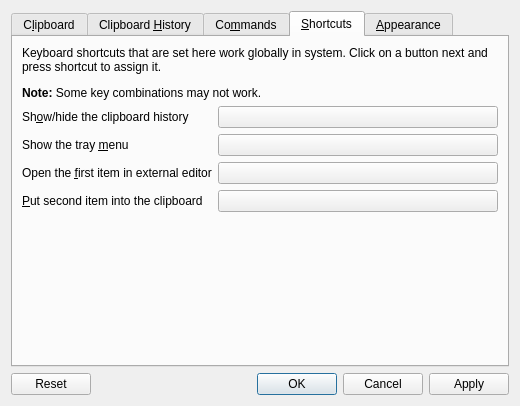
Old version of the form src/ui/configurationmanager.ui in the repository hluk/CopyQ.
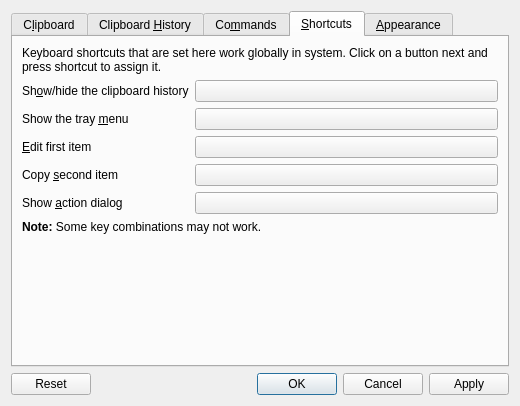
New version of the form. The open tabs and pages were chosen to show the change. Icons and pictures are not drawn. Custom widgets are drawn as their Qt base class.

Commit message: Action dialog: Added global shortcut and steal focus

Patch:
```diff
--- a/src/ui/configurationmanager.ui
+++ b/src/ui/configurationmanager.ui
@@ -482,13 +482,26 @@
          <item row="0" column="0">
           <widget class="QLabel" name="label_18">
            <property name="text">
-            <string>&lt;html&gt;&lt;head/&gt;&lt;body&gt;&lt;p&gt;Keyboard shortcuts that are set here work globally in system. Click on a button next and press shortcut to assign it.&lt;/p&gt;&lt;p&gt;&lt;b&gt;Note:&lt;/b&gt; Some key combinations may not work.&lt;/p&gt;&lt;/body&gt;&lt;/html&gt;</string>
+            <string>&lt;html&gt;&lt;head/&gt;&lt;body&gt;Keyboard shortcuts that are set here work globally in system. Click on a button next and press shortcut to assign it.&lt;/body&gt;&lt;/html&gt;</string>
            </property>
            <property name="wordWrap">
             <bool>true</bool>
            </property>
           </widget>
          </item>
+         <item row="3" column="0">
+          <spacer name="verticalSpacer_4">
+           <property name="orientation">
+            <enum>Qt::Vertical</enum>
+           </property>
+           <property name="sizeHint" stdset="0">
+            <size>
+             <width>20</width>
+             <height>40</height>
+            </size>
+           </property>
+          </spacer>
+         </item>
          <item row="1" column="0">
           <layout class="QFormLayout" name="formLayout">
            <property name="fieldGrowthPolicy">
@@ -509,9 +522,6 @@
              <property name="toolTip">
               <string>Shortcut to show or hide clipboard history.</string>
              </property>
-             <property name="text">
-              <string/>
-             </property>
             </widget>
            </item>
            <item row="1" column="0">
@@ -529,15 +539,12 @@
              <property name="toolTip">
               <string>Shortcut to show tray menu.</string>
              </property>
-             <property name="text">
-              <string/>
-             </property>
             </widget>
            </item>
            <item row="2" column="0">
             <widget class="QLabel" name="label_16">
              <property name="text">
-              <string>Open the &amp;first item in external editor</string>
+              <string>&amp;Edit first item</string>
              </property>
              <property name="buddy">
               <cstring>pushButton_3</cstring>
@@ -549,15 +556,12 @@
              <property name="toolTip">
               <string>Shortcut to open the first item in external editor.</string>
              </property>
-             <property name="text">
-              <string/>
-             </property>
             </widget>
            </item>
            <item row="3" column="0">
             <widget class="QLabel" name="label_17">
              <property name="text">
-              <string>&amp;Put second item into the clipboard</string>
+              <string>Copy &amp;second item</string>
              </property>
              <property name="buddy">
               <cstring>pushButton_4</cstring>
@@ -569,25 +573,29 @@
              <property name="toolTip">
               <string>Shortcut to put the second item to clipboard.</string>
              </property>
+            </widget>
+           </item>
+           <item row="4" column="0">
+            <widget class="QLabel" name="label_20">
              <property name="text">
-              <string/>
+              <string>Show &amp;action dialog</string>
+             </property>
+             <property name="buddy">
+              <cstring>pushButton_5</cstring>
              </property>
             </widget>
            </item>
+           <item row="4" column="1">
+            <widget class="QPushButton" name="pushButton_5"/>
+           </item>
           </layout>
          </item>
          <item row="2" column="0">
-          <spacer name="verticalSpacer_4">
-           <property name="orientation">
-            <enum>Qt::Vertical</enum>
+          <widget class="QLabel" name="label_21">
+           <property name="text">
+            <string>&lt;html&gt;&lt;head/&gt;&lt;body&gt;&lt;b&gt;Note:&lt;/b&gt; Some key combinations may not work.&lt;/body&gt;&lt;/html&gt;</string>
            </property>
-           <property name="sizeHint" stdset="0">
-            <size>
-             <width>20</width>
-             <height>40</height>
-            </size>
-           </property>
-          </spacer>
+          </widget>
          </item>
         </layout>
        </widget>
```
Left out of the diff: 1 changed line with no effect on the pictures. The commit also changes 6 other files.
